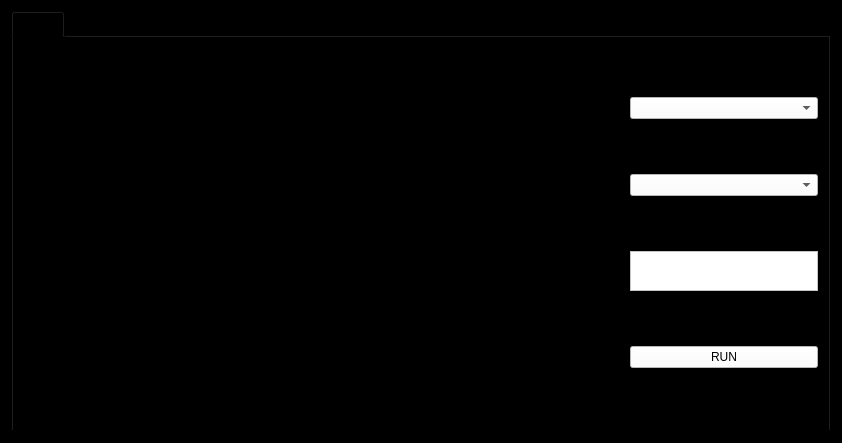
cavidanbagiri/BatchShell, file CMDMainClass.ui: the form before one commit.
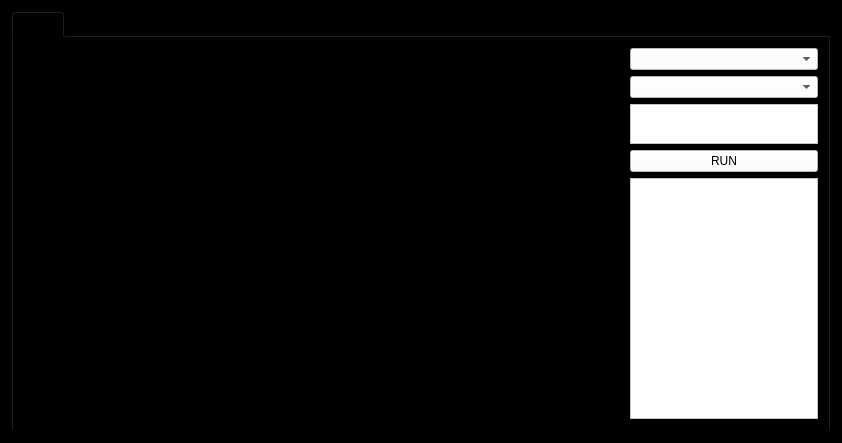
The form after the commit.

Diff of the .ui file:
```diff
--- a/CMDMainClass.ui
+++ b/CMDMainClass.ui
@@ -91,6 +91,13 @@
                </property>
               </widget>
              </item>
+             <item>
+              <widget class="QListWidget" name="listWidget">
+               <property name="styleSheet">
+                <string notr="true">background-color:white</string>
+               </property>
+              </widget>
+             </item>
             </layout>
            </item>
           </layout>
```
